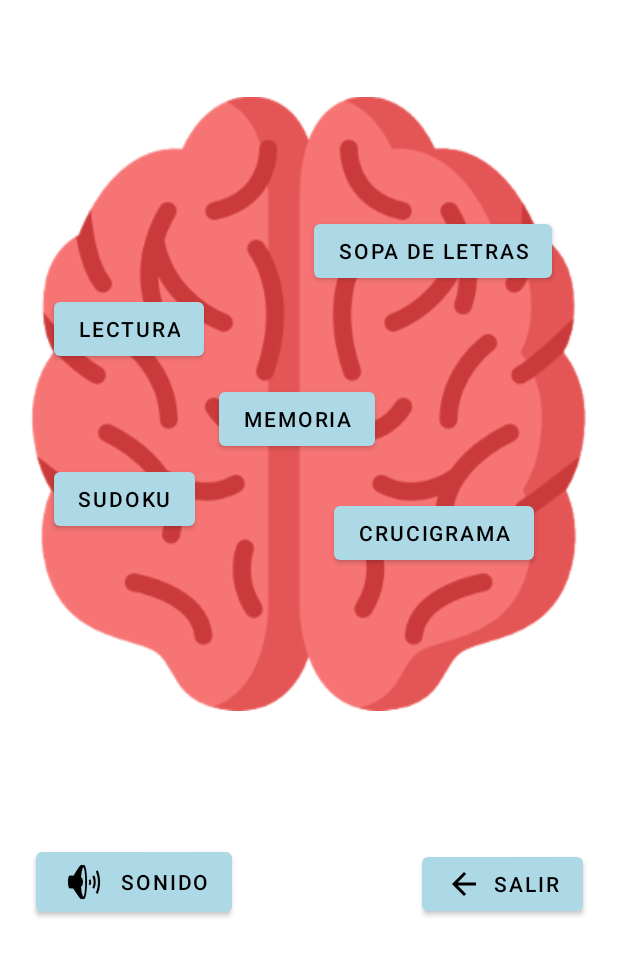
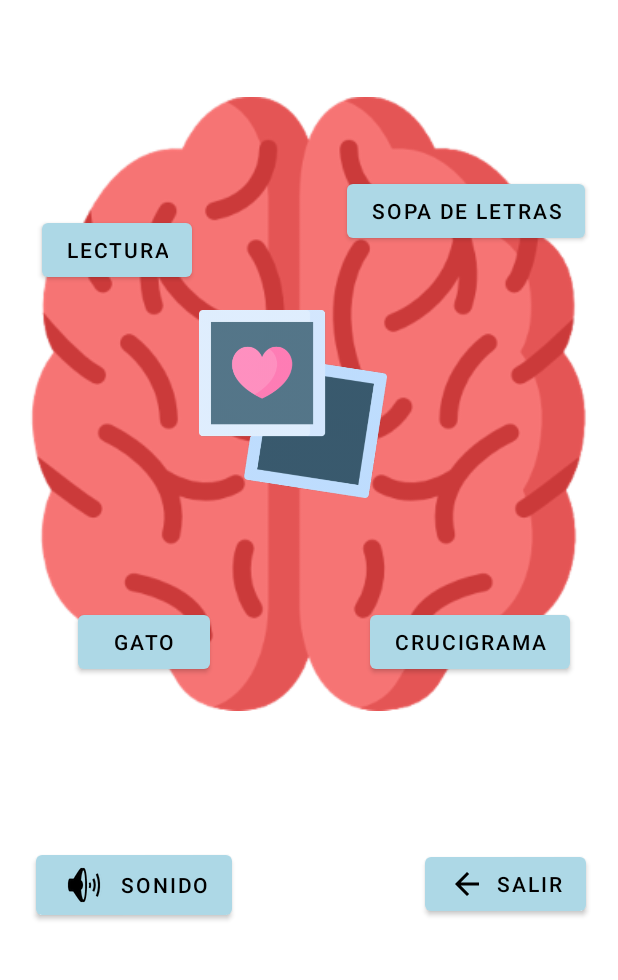
Before and after one commit to Braulio08/NITIVA, an Android app: the screen it shows after launch (MainActivity), on a phone screen of 412 x 824 dp, the part 256-1236 px from its top. Run offline under Robolectric (Android 15) with nearby library versions, the phone set to English and light mode, and no system bars.

Commit message:
Actualización 17/10/2021 22:19

```diff
--- a/app/src/main/java/com/brafa/nitiva/MainActivity.java
+++ b/app/src/main/java/com/brafa/nitiva/MainActivity.java
@@ -9,11 +9,12 @@ import android.media.SoundPool;
 import android.os.Bundle;
 import android.view.View;
 import android.widget.Button;
+import android.widget.ImageButton;
 import android.widget.Toast;
 
 public class MainActivity extends AppCompatActivity {
 
-    Button memory;
+    ImageButton memory;
     Button exit;
     Button sound;
 
@@ -23,7 +24,7 @@ public class MainActivity extends AppCompatActivity {
         super.onCreate(savedInstanceState);
         setContentView(R.layout.activity_main);
         //Activar un botón
-        memory = findViewById(R.id.btnMemory); //Buscar el botón en la interfaz
+        memory = findViewById(R.id.imbMemory); //Buscar el botón en la interfaz
         memory.setOnClickListener(new View.OnClickListener() {
             @Override
             public void onClick(View view) {
--- /dev/null
+++ b/app/src/main/res/drawable/buttonhomeshape.xml
@@ -0,0 +1,7 @@
+<?xml version="1.0" encoding="utf-8"?>
+<shape xmlns:android="http://schemas.android.com/apk/res/android"
+    android:shape="rectangle">
+
+    <corners
+        android:radius="5dp"/>
+</shape>
--- a/app/src/main/res/layout/activity_main.xml
+++ b/app/src/main/res/layout/activity_main.xml
@@ -22,7 +22,7 @@
         android:id="@+id/btnExit"
         android:layout_width="wrap_content"
         android:layout_height="wrap_content"
-        android:layout_marginEnd="23dp"
+        android:layout_marginEnd="21dp"
         android:layout_marginBottom="40dp"
         android:text="Salir"
         app:icon="?attr/actionModeCloseDrawable"
@@ -34,7 +34,7 @@
         android:layout_width="wrap_content"
         android:layout_height="wrap_content"
         android:layout_marginStart="24dp"
-        android:layout_marginBottom="39dp"
+        android:layout_marginBottom="37dp"
         android:text="Sonido"
         app:icon="@android:drawable/ic_lock_silent_mode_off"
         app:layout_constraintBottom_toBottomOf="parent"
@@ -56,53 +56,58 @@
         app:srcCompat="@drawable/brain" />
 
     <Button
-        android:id="@+id/btnMemory"
-        android:layout_width="wrap_content"
-        android:layout_height="wrap_content"
-        android:layout_marginStart="10dp"
-        android:layout_marginTop="64dp"
-        android:text="Memoria"
-        app:layout_constraintStart_toEndOf="@+id/btnReading"
-        app:layout_constraintTop_toBottomOf="@+id/btnWordSeach" />
-
-    <Button
         android:id="@+id/btnPuzzle"
         android:layout_width="wrap_content"
         android:layout_height="wrap_content"
-        android:layout_marginTop="28dp"
-        android:layout_marginEnd="56dp"
+        android:layout_marginEnd="32dp"
+        android:layout_marginBottom="75dp"
         android:text="Crucigrama"
-        app:layout_constraintEnd_toEndOf="parent"
-        app:layout_constraintTop_toBottomOf="@+id/btnMemory" />
+        app:layout_constraintBottom_toBottomOf="@+id/imageView"
+        app:layout_constraintEnd_toEndOf="parent" />
 
     <Button
         android:id="@+id/btnWordSeach"
         android:layout_width="wrap_content"
         android:layout_height="wrap_content"
-        android:layout_marginTop="132dp"
-        android:layout_marginEnd="44dp"
+        android:layout_marginEnd="22dp"
+        android:layout_marginBottom="42dp"
         android:text="Sopa de Letras"
-        app:layout_constraintEnd_toEndOf="parent"
-        app:layout_constraintTop_toTopOf="@+id/imageView" />
+        app:layout_constraintBottom_toTopOf="@+id/imbMemory"
+        app:layout_constraintEnd_toEndOf="parent" />
 
     <Button
         android:id="@+id/btnSudoku"
         android:layout_width="wrap_content"
         android:layout_height="wrap_content"
-        android:layout_marginStart="36dp"
-        android:layout_marginTop="5dp"
-        android:text="Sudoku"
+        android:layout_marginStart="52dp"
+        android:text="Gato"
+        app:layout_constraintBottom_toBottomOf="@+id/btnPuzzle"
         app:layout_constraintStart_toStartOf="parent"
-        app:layout_constraintTop_toBottomOf="@+id/btnMemory" />
+        app:layout_constraintTop_toTopOf="@+id/btnPuzzle"
+        app:layout_constraintVertical_bias="0.0" />
 
     <Button
         android:id="@+id/btnReading"
         android:layout_width="wrap_content"
         android:layout_height="wrap_content"
-        android:layout_marginStart="36dp"
-        android:layout_marginBottom="12dp"
+        android:layout_marginStart="28dp"
+        android:layout_marginBottom="16dp"
         android:text="Lectura"
-        app:layout_constraintBottom_toTopOf="@+id/btnMemory"
+        app:layout_constraintBottom_toTopOf="@+id/imbMemory"
         app:layout_constraintStart_toStartOf="parent" />
 
+    <ImageButton
+        android:id="@+id/imbMemory"
+        android:layout_width="125dp"
+        android:layout_height="125dp"
+        android:layout_marginStart="132dp"
+        android:layout_marginEnd="132dp"
+        android:background="@drawable/buttonhomeshape"
+        android:scaleType="fitCenter"
+        app:layout_constraintBottom_toBottomOf="parent"
+        app:layout_constraintEnd_toEndOf="@+id/btnWordSeach"
+        app:layout_constraintStart_toStartOf="parent"
+        app:layout_constraintTop_toTopOf="parent"
+        app:srcCompat="@drawable/photos" />
+
 </androidx.constraintlayout.widget.ConstraintLayout>
```
Also changed, not shown: app/src/main/res/drawable-hdpi/fingerprint.png (deleted), app/src/main/res/drawable-hdpi/fingerprint.webp (added), app/src/main/res/drawable-hdpi/photos.png (added), app/src/main/res/drawable-mdpi/fingerprint.png (deleted), app/src/main/res/drawable-mdpi/fingerprint.webp (added), app/src/main/res/drawable-mdpi/photos.png (added), app/src/main/res/drawable-xhdpi/fingerprint.png (deleted), app/src/main/res/drawable-xhdpi/fingerprint.webp (added), app/src/main/res/drawable-xhdpi/photos.png (added), app/src/main/res/drawable-xxhdpi/fingerprint.png (deleted), app/src/main/res/drawable-xxhdpi/fingerprint.webp (added), app/src/main/res/drawable-xxhdpi/photos.png (added), app/src/main/res/drawable-xxxhdpi/fingerprint.png (deleted), app/src/main/res/drawable-xxxhdpi/fingerprint.webp (added), 1 more files.
